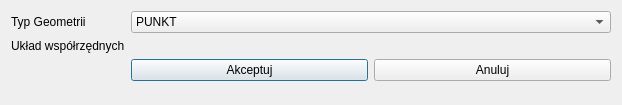
Before: the Qt Designer form addgeometrycolumn.ui in GIAPspzoo/GIAP_PolaMap_lite, drawn with Qt 5.
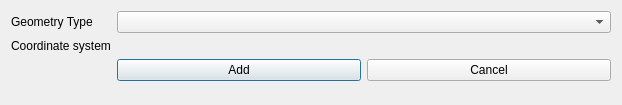
After: the same form once the commit is applied. Custom widgets are drawn as their Qt base class.

Diff of the .ui file:
```diff
--- a/addgeometrycolumn.ui
+++ b/addgeometrycolumn.ui
@@ -31,28 +31,17 @@
      <item row="0" column="0">
       <widget class="QLabel" name="label_11">
        <property name="text">
-        <string>Typ Geometrii</string>
+        <string>Geometry Type</string>
        </property>
       </widget>
      </item>
      <item row="0" column="1">
-      <widget class="QComboBox" name="geom_type">
-       <item>
-        <property name="text">
-         <string>PUNKT</string>
-        </property>
-       </item>
-       <item>
-        <property name="text">
-         <string>POLIGON</string>
-        </property>
-       </item>
-      </widget>
+      <widget class="QComboBox" name="geom_type"/>
      </item>
      <item row="1" column="0">
       <widget class="QLabel" name="label_12">
        <property name="text">
-        <string>Układ współrzędnych</string>
+        <string>Coordinate system</string>
        </property>
       </widget>
      </item>
@@ -64,14 +53,14 @@
        <item>
         <widget class="QPushButton" name="accept_btn">
          <property name="text">
-          <string>Akceptuj</string>
+          <string>Add</string>
          </property>
         </widget>
        </item>
        <item>
         <widget class="QPushButton" name="reject_btn">
          <property name="text">
-          <string>Anuluj</string>
+          <string>Cancel</string>
          </property>
         </widget>
        </item>
```
Left out of the diff: 2 changed lines with no effect on the pictures.
